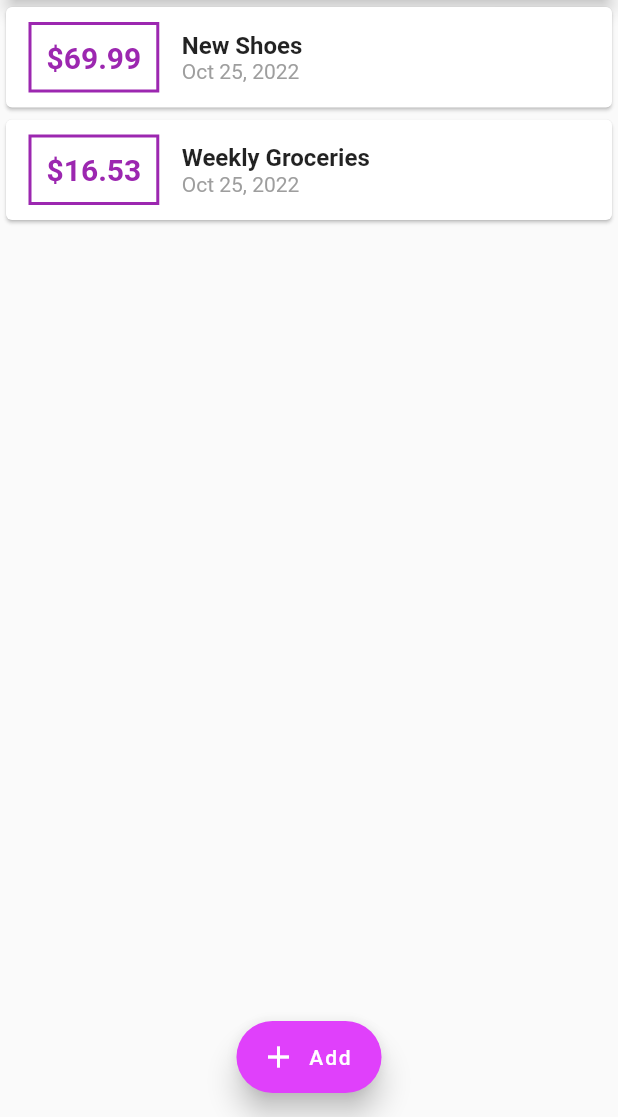
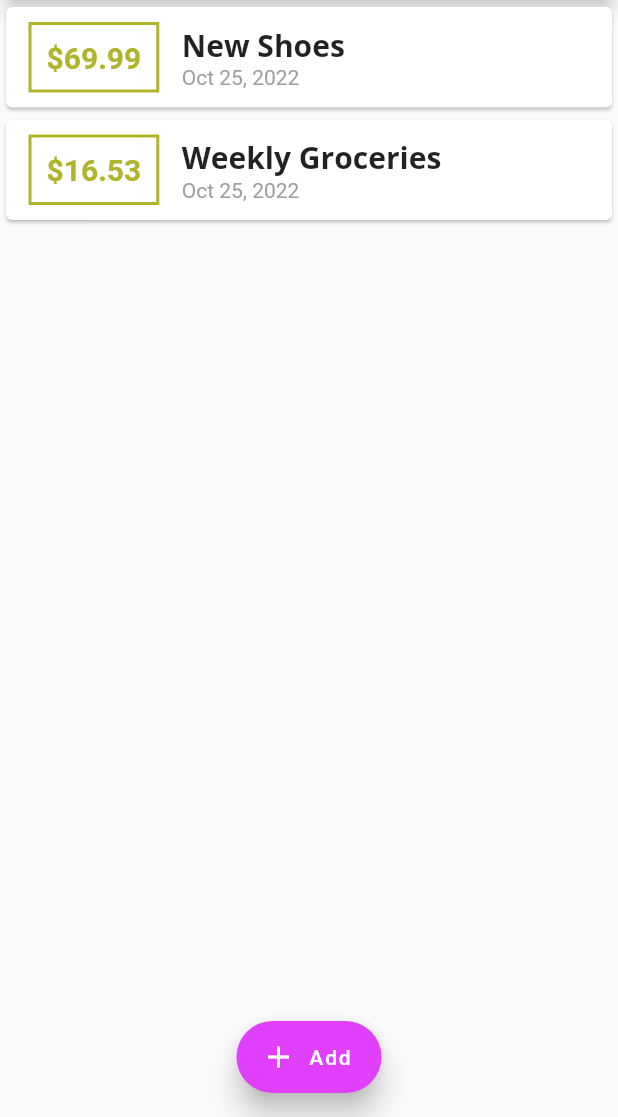
Before and after one commit to sainideepanshu199/Expense_Tracker_App, a Flutter app: the screen it shows after launch, on a phone screen of 412 x 824 dp, the part 119-1236 px from its top. Run offline on Flutter 3.47's test engine with Material 2 defaults, Android fonts, the phone set to English and light mode, and no system bars; Roboto replaces fonts that are missing (Open Sans).

Commit message:
used theme to list of transations

```diff
--- a/lib/widgets/transaction_list.dart
+++ b/lib/widgets/transaction_list.dart
@@ -24,7 +24,7 @@ class TransactionList extends StatelessWidget {
                   ),
                   decoration: BoxDecoration(
                     border: Border.all(
-                      color: Colors.purple,
+                      color: Theme.of(context).primaryColorDark,
                       width: 2,
                     ),
                   ),
@@ -34,20 +34,15 @@ class TransactionList extends StatelessWidget {
                     style: TextStyle(
                       fontWeight: FontWeight.bold,
                       fontSize: 20,
-                      color: Colors.purple,
+                      color: Theme.of(context).primaryColorDark,
                     ),
                   ),
                 ),
                 Column(
                   crossAxisAlignment: CrossAxisAlignment.start,
                   children: <Widget>[
-                    Text(
-                      transactions[index].title,
-                      style: TextStyle(
-                        fontSize: 16,
-                        fontWeight: FontWeight.bold,
-                      ),
-                    ),
+                    Text(transactions[index].title,
+                        style: Theme.of(context).textTheme.headline6),
                     Text(
                       DateFormat.yMMMd().format(transactions[index].date),
                       style: TextStyle(
```
